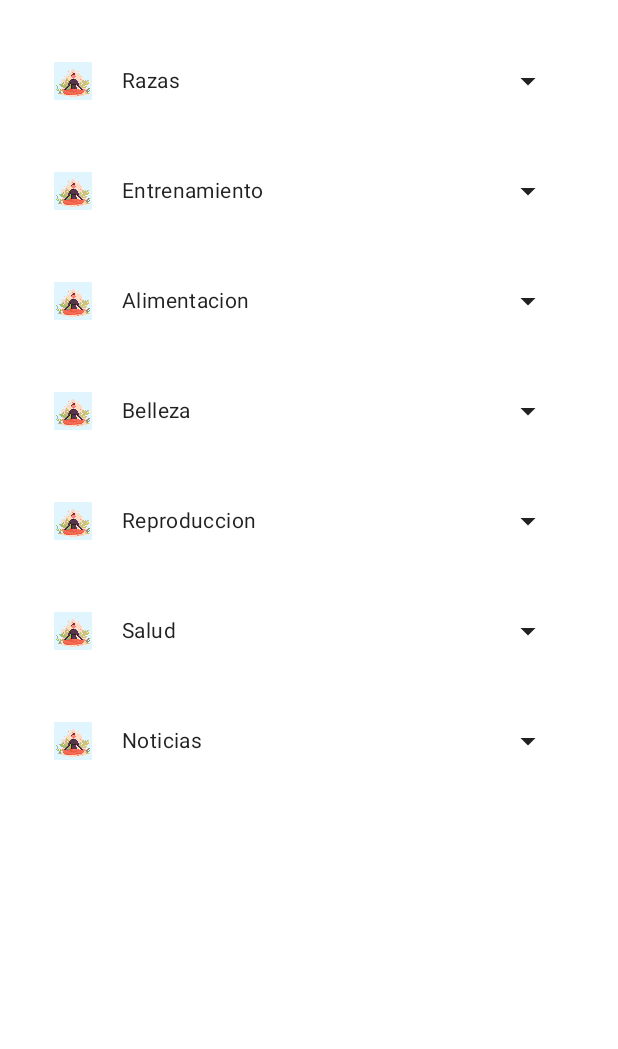
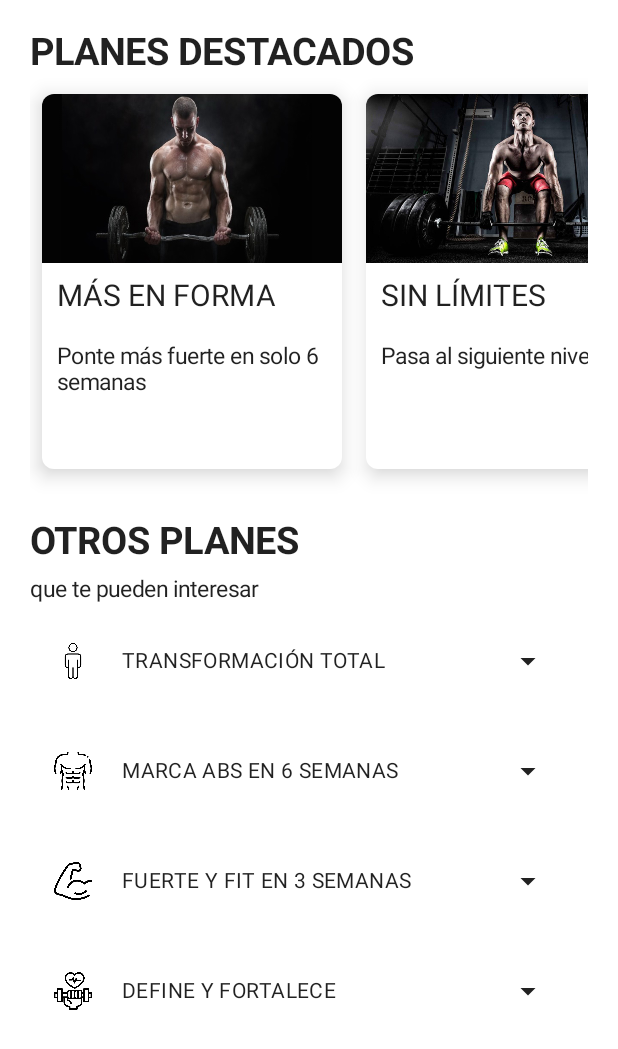
Before and after one commit to josmanm/AppMovilSmartCoach, an Android app built with Jetpack Compose: the composable Contenido shown on its own in the app's theme, on a phone screen of 412 x 824 dp. Shown: the top 1049 px of the screen. Run offline under Robolectric (Android 15) with nearby library versions, the phone set to English and light mode, and no system bars; our stand-ins replace Firebase (no records; nobody signed in at launch, a user with empty details on screens opened directly).

Commit message:
Vista de rutinas y planes

```diff
--- a/app/src/main/java/co/edu/appmovilsmartcoach/MainActivity.kt
+++ b/app/src/main/java/co/edu/appmovilsmartcoach/MainActivity.kt
@@ -41,9 +41,8 @@ class MainActivity : ComponentActivity() {
 fun MascotaApp(){
     Surface(
         modifier = Modifier
-            .fillMaxSize()
-            .padding(top = 46.dp),
-            color = MaterialTheme.colors.background
+            .fillMaxSize(),
+        color = MaterialTheme.colors.background
     ) {
         Column(
             verticalArrangement = Arrangement.Center,
--- a/app/src/main/java/co/edu/appmovilsmartcoach/screens/home/Contenido.kt
+++ b/app/src/main/java/co/edu/appmovilsmartcoach/screens/home/Contenido.kt
@@ -5,9 +5,12 @@ import androidx.compose.animation.core.LinearEasing
 import androidx.compose.animation.core.tween
 import androidx.compose.foundation.Image
 import androidx.compose.foundation.background
+import androidx.compose.foundation.clickable
 import androidx.compose.foundation.layout.*
 import androidx.compose.foundation.lazy.LazyColumn
+import androidx.compose.foundation.lazy.LazyRow
 import androidx.compose.foundation.lazy.items
+import androidx.compose.foundation.shape.RoundedCornerShape
 import androidx.compose.material.*
 import androidx.compose.material.icons.Icons
 import androidx.compose.material.icons.filled.ArrowDropDown
@@ -18,42 +21,98 @@ import androidx.compose.ui.Alignment
 import androidx.compose.ui.Modifier
 import androidx.compose.ui.draw.clip
 import androidx.compose.ui.draw.rotate
+import androidx.compose.ui.graphics.Color
 import androidx.compose.ui.res.painterResource
+import androidx.compose.ui.text.font.FontWeight
 import androidx.compose.ui.tooling.preview.Preview
 import androidx.compose.ui.unit.dp
+import androidx.compose.ui.unit.sp
 import androidx.navigation.NavController
-import androidx.navigation.NavHostController
+import androidx.navigation.compose.rememberNavController
 import co.edu.appmovilsmartcoach.R
+import co.edu.appmovilsmartcoach.ui.theme.AppMovilSmartCoachTheme
 
 @Composable
 fun Contenido(navController: NavController){
+
+    val listadoFila : List<Articulo> = listOf(
+        Articulo(R.drawable.plan1, "MÁS EN FORMA", "Ponte más fuerte en solo 6 semanas"),
+        Articulo(R.drawable.plan2, "SIN LÍMITES", "Pasa al siguiente nivel"),
+        Articulo(R.drawable.plan5, "RUNNING", "Entrenamiento cruzado para mejorar el rendimiento"),
+        Articulo(R.drawable.plan4, "MÁS ENERGÍA", "Dale un impulso a tu nivel de energia con entrenamiento cortos.")
+    )
     val listado : List<Articulo> = listOf(
-        Articulo(R.drawable.logo, "Razas", "Details sobre razas"),
-        Articulo(R.drawable.logo, "Entrenamiento", "Details sobre Entrenamiento"),
-        Articulo(R.drawable.logo, "Alimentacion", "Details sobre Alimentacion"),
-        Articulo(R.drawable.logo, "Belleza", "Details sobre Belleza"),
-        Articulo(R.drawable.logo, "Reproduccion", "Details sobre Reproduccion"),
-        Articulo(R.drawable.logo, "Salud", "Details sobre Salud"),
-        Articulo(R.drawable.logo, "Noticias", "Details sobre Noticias")
+        Articulo(R.drawable.usuario, "TRANSFORMACIÓN TOTAL", "Ponte en forma con un plan personalizado"),
+        Articulo(R.drawable.abdominoplastia, "MARCA ABS EN 6 SEMANAS", "Define y marca los abdominales"),
+        Articulo(R.drawable.musculo, "FUERTE Y FIT EN 3 SEMANAS", "Quema calorias y tonifica músculo"),
+        Articulo(R.drawable.pesa, "DEFINE Y FORTALECE", "El entrenamiento de fuerza no solo moldea tu cuerpo, tambien te ayuda a perder peso")
     )
-    /*val datos: List<String> = listOf(
-        "Razas",
-        "Entrenamiento",
-        "Alimentacion",
-        "Belleza",
-        "Reproduccion",
-        "Salud",
-        "Noticias"
-    )*/
-    //Elementos que pueden necesitar desplazamiento
 
     LazyColumn(
         contentPadding = PaddingValues(all= 20.dp),
-        verticalArrangement = Arrangement.spacedBy(5.dp)
+        verticalArrangement = Arrangement.spacedBy(5.dp),
     ){
         //agregar varios elementos con item
+        item {
+            Text("PLANES DESTACADOS", fontSize = 25.sp, modifier = Modifier.padding(0.dp, 0.dp, 10.dp,0.dp), fontWeight = FontWeight.Bold)
+        }
+        item {
+            LazyRow{
+                items(listadoFila) {
+                    item -> card(item)
+                }
+
+            }
+        }
+        item {
+            Text("OTROS PLANES", fontSize = 25.sp, modifier = Modifier.padding(0.dp, 20.dp, 0.dp,0.dp), fontWeight = FontWeight.Bold)
+        }
+
+        item {
+            Text("que te pueden interesar", fontSize = 15.sp, modifier = Modifier.padding(0.dp, 3.dp, 10.dp,0.dp))
+        }
         items(listado){
             item -> ListItemRow(item)
+        }
+    }
+}
+
+
+@Composable
+fun card (item: Articulo) {
+    Card(
+        modifier = Modifier
+            .padding(8.dp)
+            .clickable { }
+            .width(200.dp)
+            .height(250.dp),
+        elevation = 8.dp,
+        shape = RoundedCornerShape(8.dp)
+    ) {
+
+        Column() {
+
+            Image(
+                painter = painterResource(id = item.image),
+                contentDescription = item.title,
+
+            )
+            Column (
+                modifier = Modifier
+                    .padding(10.dp)
+            ){
+                Text(
+                    text = item.title,
+                    fontSize = 20.sp
+                )
+                Spacer(modifier = Modifier
+                    .padding(10.dp)
+                )
+                Text(
+                    text =item.details,
+                    fontSize = 15.sp
+                )
+            }
         }
     }
 }
@@ -113,3 +172,12 @@ fun ListItemRow (item: Articulo){
 
     }
 }
+
+@Preview
+@Composable
+fun previewContenido (){
+    val navController = rememberNavController()
+    AppMovilSmartCoachTheme() {
+        Contenido(navController = navController)
+    }
+}
```
Also changed, not shown: app/src/main/res/drawable/abdominoplastia.png (added), app/src/main/res/drawable/musculo.png (added), app/src/main/res/drawable/pesa.png (added), app/src/main/res/drawable/plan1.jpg (added), app/src/main/res/drawable/plan2.jpg (added), app/src/main/res/drawable/plan3.webp (added), app/src/main/res/drawable/plan4.webp (added), app/src/main/res/drawable/plan5.jpg (added), app/src/main/res/drawable/usuario.png (added).
